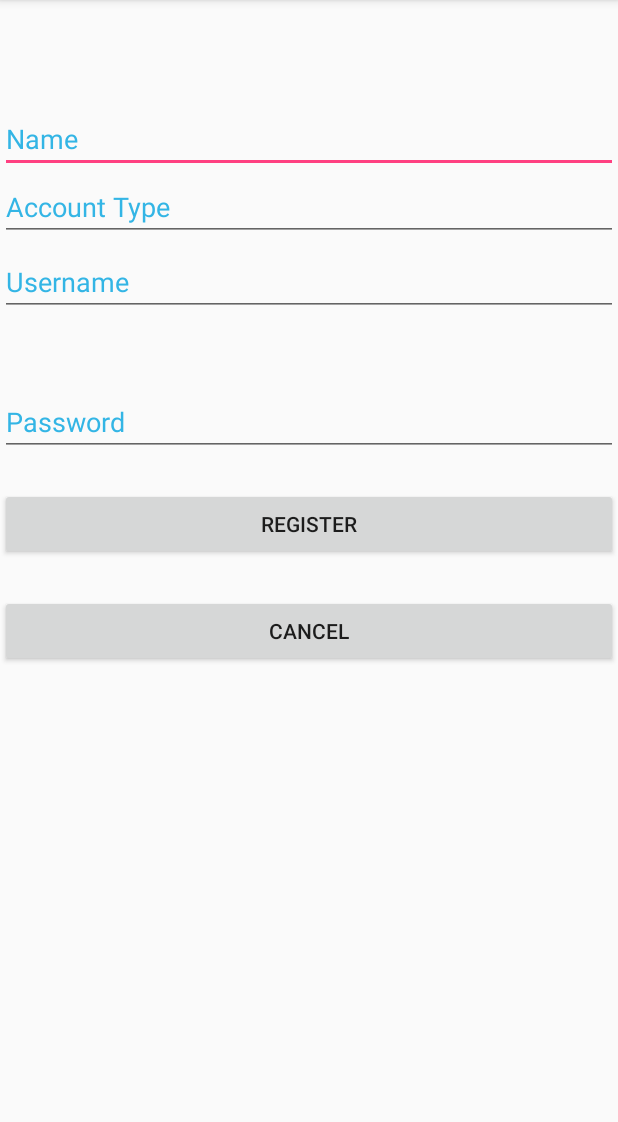
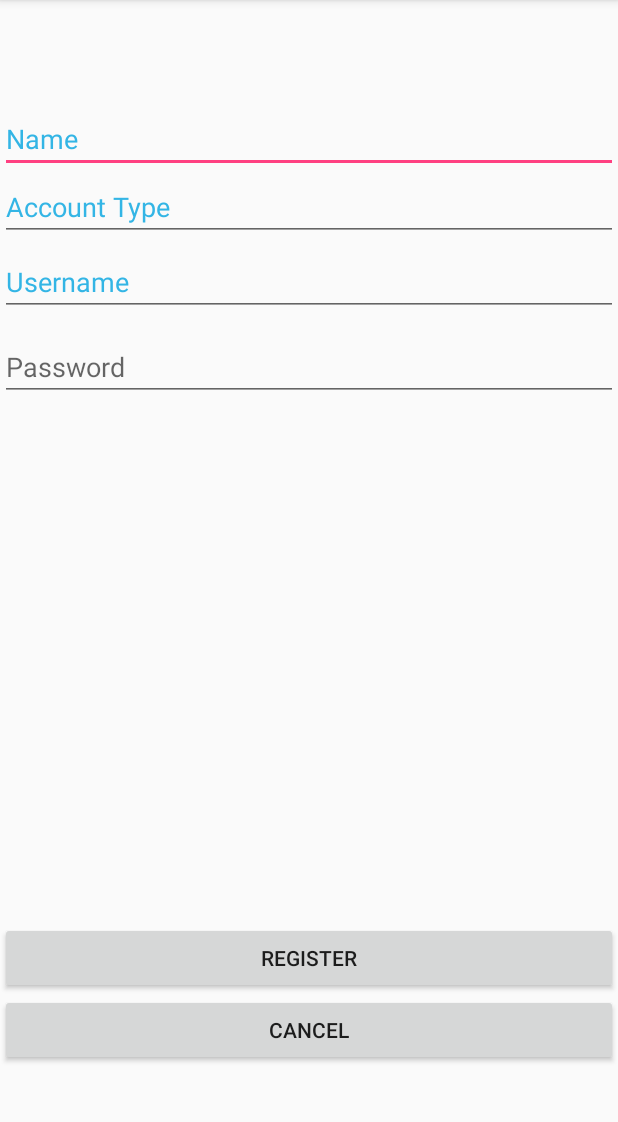
Before and after one commit to karentaub/2340-project, an Android app: the RegistrationActivity screen opened directly, with no data from a screen before it, on a phone screen of 412 x 824 dp, the part 84-1206 px from its top. Run offline under Robolectric (Android 15) with nearby library versions, the phone set to English and light mode, and no system bars.

```diff
--- a/WaterApp/app/src/main/java/com/example/alenpolakof/waterapp/LoginActivity.java
+++ b/WaterApp/app/src/main/java/com/example/alenpolakof/waterapp/LoginActivity.java
@@ -9,14 +9,13 @@ import android.content.Context;
 import android.content.Intent;
 import android.widget.EditText;
 import android.app.AlertDialog;
+import android.widget.TextView;
 
 /**
  * Created by alenpolakof on 2/12/17.
  */
 
 public class LoginActivity extends AppCompatActivity {
-
-
     private EditText username;
     private EditText password;
     @Override
@@ -51,6 +50,7 @@ public class LoginActivity extends AppCompatActivity {
         String inputUsername = username.getText().toString();
         String inputPassword = password.getText().toString();
         if (TempDB.getTempDB().validateUser(inputUsername, inputPassword)) {
+            TempDB.getTempDB().setUserLogged(inputUsername);
             startActivity(intent);
         } else {
             AlertDialog incorrectUsername = new AlertDialog.Builder(LoginActivity.this).create();
--- a/WaterApp/app/src/main/res/layout/activity_registration.xml
+++ b/WaterApp/app/src/main/res/layout/activity_registration.xml
@@ -14,16 +14,6 @@
         android:layout_alignParentTop="true"
         android:layout_alignParentStart="true"
         android:layout_marginTop="70dp" />
-
-    <EditText
-        android:hint="Password"
-        android:textColorHint="@android:color/holo_blue_light"
-        android:layout_width="match_parent"
-        android:layout_height="wrap_content"
-        android:id="@+id/password_registration_EditText"
-        android:layout_marginTop="48dp"
-        android:layout_below="@+id/username_registration_EditText"
-        android:layout_alignParentStart="true" />
 
     <EditText
         android:hint="Username"
@@ -45,20 +35,28 @@
         android:layout_alignParentStart="true" />
 
     <Button
+        android:text="Cancel"
+        android:layout_width="match_parent"
+        android:layout_height="wrap_content"
+        android:id="@+id/cancel_registration_button"
+        android:layout_alignParentBottom="true"
+        android:layout_alignParentStart="true"
+        android:layout_marginBottom="57dp"/>
+    <Button
         android:text="Register"
         android:layout_width="match_parent"
         android:layout_height="wrap_content"
         android:id="@+id/register_registration_button"
-        android:layout_marginTop="21dp"
-        android:layout_below="@+id/password_registration_EditText"
-        android:layout_alignParentStart="true" />
-
-    <Button
-        android:text="Cancel"
-        android:layout_width="match_parent"
-        android:layout_height="wrap_content"
-        android:id="@+id/cancel_registration_button"
-        android:layout_marginTop="23dp"
-        android:layout_below="@+id/register_registration_button"
-        android:layout_alignParentStart="true" />
+        android:layout_above="@+id/cancel_registration_button"
+        android:layout_alignParentStart="true"/>
+    <EditText
+            android:layout_width="match_parent"
+            android:layout_height="wrap_content"
+            android:inputType="textPassword"
+            android:ems="10"
+            android:id="@+id/password_registration_EditText"
+            android:hint="Password"
+            android:layout_below="@+id/username_registration_EditText"
+            android:layout_centerHorizontal="true"
+            android:layout_marginTop="11dp"/>
 </RelativeLayout>
```
Also changed, not shown: WaterApp/app/src/main/java/com/example/alenpolakof/waterapp/HomeActivity.java (+13 -0 lines), WaterApp/app/src/main/java/com/example/alenpolakof/waterapp/ProfileActivity.java (added, +22 -0 lines), WaterApp/app/src/main/java/com/example/alenpolakof/waterapp/TempDB.java (+15 -0 lines), WaterApp/app/src/main/res/layout/activity_home.xml (+10 -1 lines), WaterApp/app/src/main/res/layout/activity_login.xml (+22 -23 lines), WaterApp/app/src/main/res/layout/activity_profile.xml (added, +7 -0 lines).
